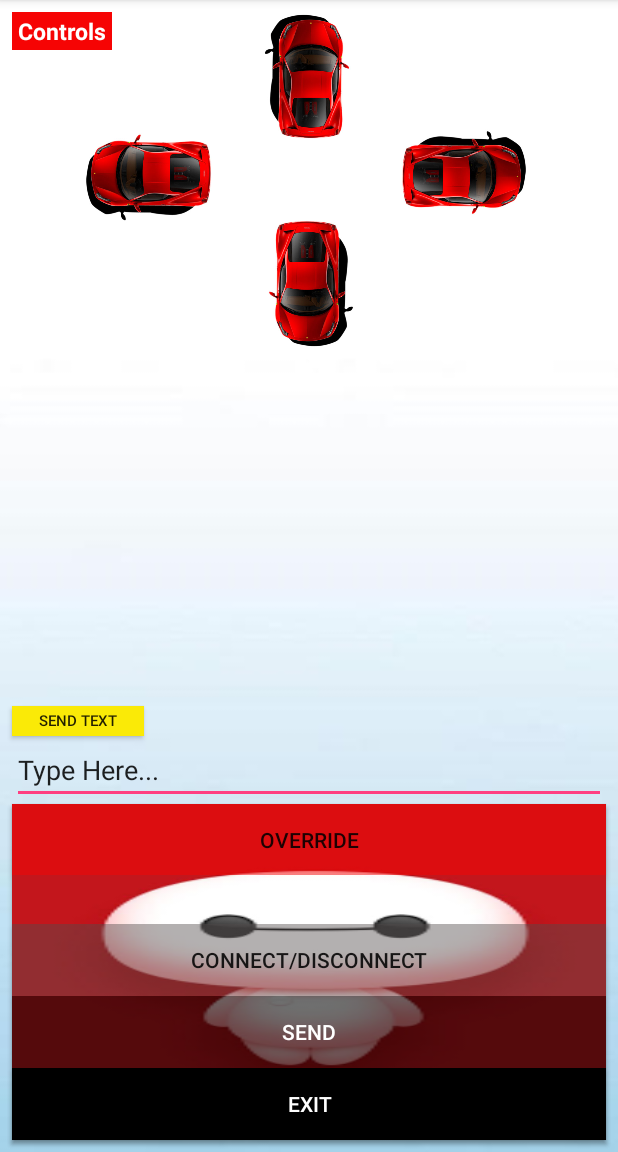
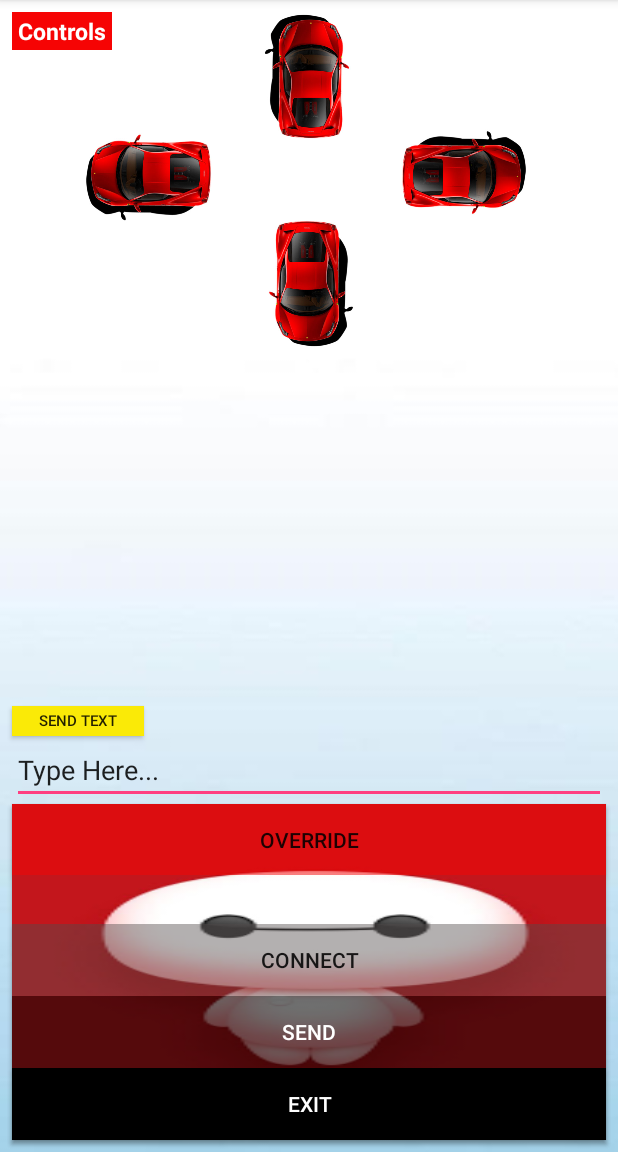
Before and after one commit to phantom-5/Toothless, an Android app: the screen it shows after launch (MainActivity), on a phone screen of 412 x 824 dp, the part 84-1236 px from its top. Run offline under Robolectric (Android 15) with nearby library versions, the phone set to English and light mode, and no system bars.

Commit message:
stuff in bluetooth

```diff
--- a/Toothless_Bluetooth_Override/app/src/main/java/com/example/rudra/toothless_bluetooth_override/MainActivity.java
+++ b/Toothless_Bluetooth_Override/app/src/main/java/com/example/rudra/toothless_bluetooth_override/MainActivity.java
@@ -5,8 +5,11 @@ import android.bluetooth.BluetoothDevice;
 import android.bluetooth.BluetoothSocket;
 import android.support.v7.app.AppCompatActivity;
 import android.os.Bundle;
+import android.util.Log;
+import android.view.View;
+import android.widget.Button;
+import android.widget.EditText;
 import android.widget.Toast;
-
 import java.util.Set;
 import java.util.UUID;
 
@@ -15,16 +18,43 @@ public class MainActivity extends AppCompatActivity {
     BluetoothAdapter blue=null;
     BluetoothSocket socket=null;
     Set<BluetoothDevice> paired;
+    Button cd,send,exit,override,back,right,left,up;
+    EditText send_text;
+    static int override_active=0;
     static final UUID HC_UUID = UUID.fromString("00001101-0000-1000-8000-00805F9B34FB");
 
     @Override
     protected void onCreate(Bundle savedInstanceState) {
         super.onCreate(savedInstanceState);
         setContentView(R.layout.activity_main);
-        try {
-            bluetooth_connect_device();
-        }catch(Exception e){}
-
+        cd=findViewById(R.id.cd);
+        cd.setOnClickListener(new View.OnClickListener() {
+            @Override
+            public void onClick(View view) {
+                try {
+                    bluetooth_connect_device();
+                }catch(Exception e){}
+            }
+        });
+        exit=findViewById(R.id.exit);
+        exit.setOnClickListener(new View.OnClickListener() {
+            @Override
+            public void onClick(View view) {
+                override_active=0;
+                //if(blue.isEnabled()){
+                   // blue.disable();
+                //}
+            }
+        });
+        override=findViewById(R.id.override);
+        override.setOnClickListener(new View.OnClickListener() {
+            @Override
+            public void onClick(View view) {
+                override_active=1;
+            }
+        });
+        //override.performClick();
+        Log.d("RICKY",Integer.toString(override_active));
     }
     private void bluetooth_connect_device() throws Exception
     {
@@ -37,8 +67,9 @@ public class MainActivity extends AppCompatActivity {
             {
                 for(BluetoothDevice bt : paired)
                 {
+
                     address=bt.getAddress().toString();name_dev = bt.getName().toString();
-                    Toast.makeText(getApplicationContext(),"Connected to Toothless", Toast.LENGTH_LONG).show();
+                    Toast.makeText(getApplicationContext(),"Connected to "+name_dev, Toast.LENGTH_LONG).show();
 
                 }
             }
--- a/Toothless_Bluetooth_Override/app/src/main/res/layout/activity_main.xml
+++ b/Toothless_Bluetooth_Override/app/src/main/res/layout/activity_main.xml
@@ -171,7 +171,7 @@
         android:layout_marginEnd="8dp"
         android:layout_marginStart="8dp"
         android:background="#70524c4c"
-        android:text="Connect/Disconnect"
+        android:text="Connect"
         app:layout_constraintBottom_toTopOf="@+id/send"
         app:layout_constraintEnd_toEndOf="parent"
         app:layout_constraintHorizontal_bias="0.0"
```
